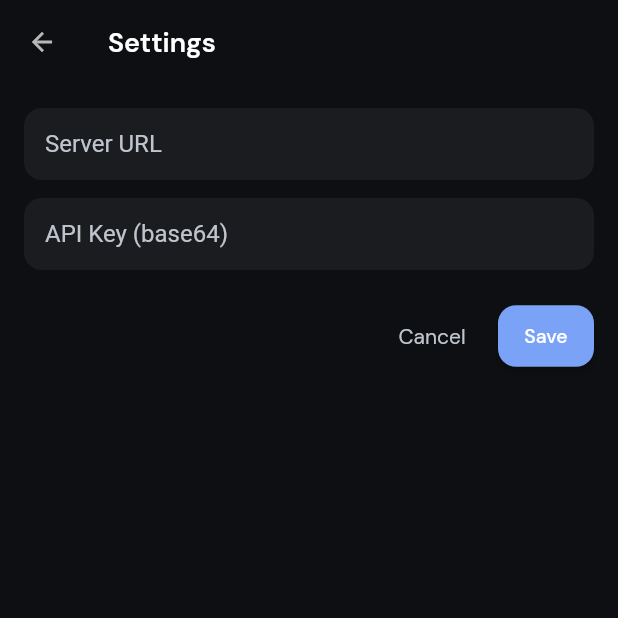
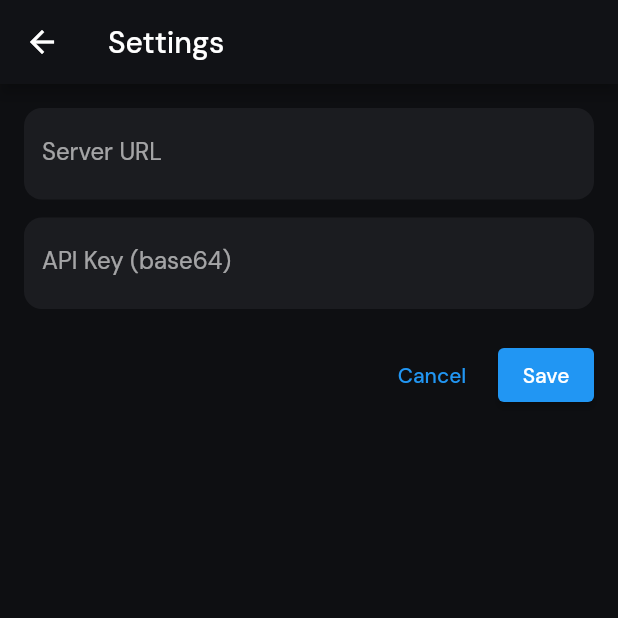
Before and after one commit to AkinAkinbobola/kamimashita, a Flutter app: the screen it shows after launch, after a tap on "Configure", on a phone screen of 412 x 824 dp, the top half of it. Run offline on Flutter 3.47's test engine with Material 3 defaults, Android fonts, the phone set to English and light mode, and no system bars; our stand-ins replace cached_network_image, dio, flutter_riverpod, google_fonts, shared_preferences.

Commit message:
Fix provider and theme issues; make SettingsModel singleton and update callers
Co-authored-by: Copilot <223556219+Copilot@users.noreply.github.com>

```diff
--- a/lib/providers/client_provider.dart
+++ b/lib/providers/client_provider.dart
@@ -5,7 +5,7 @@ import 'settings_provider.dart';
 
 /// Provides a LanraragiClient when settings are valid, otherwise null.
 final lanraragiClientProvider = Provider<LanraragiClient?>((ref) {
-  final settings = ref.watch(settingsProvider);
+  final settings = SettingsModel.instance;
   if (!settings.isValid) return null;
   return LanraragiClient(settings.serverUrl, settings.apiKey);
 });
--- a/lib/providers/providers.dart
+++ b/lib/providers/providers.dart
@@ -1,2 +1,2 @@
 // Central export file for providers used across the app
-export 'settings_provider.dart';\n
+export 'settings_provider.dart';
--- a/lib/providers/settings_provider.dart
+++ b/lib/providers/settings_provider.dart
@@ -1,84 +1,57 @@
-import 'package:flutter/foundation.dart';
+import 'package:flutter/material.dart';
 import 'package:flutter_riverpod/flutter_riverpod.dart';
 import 'package:shared_preferences/shared_preferences.dart';
 
 /// Persisted application settings (server URL and base64 API key).
-@immutable
-class Settings {
-  const Settings({this.serverUrl = '', this.apiKey = ''});
+class SettingsModel extends ChangeNotifier {
+  SettingsModel._internal() {
+    _load();
+  }
 
-  final String serverUrl;
-  final String apiKey; // expected to be base64-encoded string
+  static final SettingsModel instance = SettingsModel._internal();
+
+  String serverUrl = '';
+  String apiKey = '';
 
   bool get isValid => serverUrl.isNotEmpty && apiKey.isNotEmpty;
 
-  Settings copyWith({String? serverUrl, String? apiKey}) {
-    return Settings(
-      serverUrl: serverUrl ?? this.serverUrl,
-      apiKey: apiKey ?? this.apiKey,
-    );
-  }
+  Map<String, String> authHeader() => isValid ? {'Authorization': 'Bearer $apiKey'} : {};
 
-  Map<String, String> authHeader() {
-    if (apiKey.isEmpty) return {};
-    return {'Authorization': 'Bearer $apiKey'};
-  }
-}
-
-const _kServerUrl = 'prefs_server_url';
-const _kApiKey = 'prefs_api_key';
-
-/// StateNotifier that loads/saves Settings to SharedPreferences.
-class SettingsNotifier extends StateNotifier<Settings> {
-  SettingsNotifier() : super(const Settings()) {
-    _load();
-  }
+  static const _kServerUrl = 'prefs_server_url';
+  static const _kApiKey = 'prefs_api_key';
 
   Future<void> _load() async {
     try {
       final sp = await SharedPreferences.getInstance();
-      final url = sp.getString(_kServerUrl) ?? '';
-      final api = sp.getString(_kApiKey) ?? '';
-      state = state.copyWith(serverUrl: url, apiKey: api);
+      serverUrl = sp.getString(_kServerUrl) ?? '';
+      apiKey = sp.getString(_kApiKey) ?? '';
+      notifyListeners();
     } catch (e) {
-      // ignore errors, keep defaults
-      if (kDebugMode) {
-        // ignore: avoid_print
-        print('Failed to load settings: $e');
-      }
+      // ignore
     }
   }
 
   Future<void> update({String? serverUrl, String? apiKey}) async {
-    state = state.copyWith(serverUrl: serverUrl, apiKey: apiKey);
+    if (serverUrl != null) this.serverUrl = serverUrl;
+    if (apiKey != null) this.apiKey = apiKey;
+    notifyListeners();
     try {
       final sp = await SharedPreferences.getInstance();
-      await sp.setString(_kServerUrl, state.serverUrl);
-      await sp.setString(_kApiKey, state.apiKey);
+      await sp.setString(_kServerUrl, this.serverUrl);
+      await sp.setString(_kApiKey, this.apiKey);
     } catch (e) {
-      if (kDebugMode) {
-        // ignore: avoid_print
-        print('Failed to save settings: $e');
-      }
+      // ignore
     }
   }
 
   Future<void> clear() async {
-    state = const Settings();
+    serverUrl = '';
+    apiKey = '';
+    notifyListeners();
     try {
       final sp = await SharedPreferences.getInstance();
       await sp.remove(_kServerUrl);
       await sp.remove(_kApiKey);
-    } catch (e) {
-      if (kDebugMode) {
-        // ignore: avoid_print
-        print('Failed to clear settings: $e');
-      }
-    }
+    } catch (e) {}
   }
 }
-
-/// Public Riverpod provider for settings.
-final settingsProvider = StateNotifierProvider<SettingsNotifier, Settings>((ref) {
-  return SettingsNotifier();
-});
--- a/lib/screens/library_screen.dart
+++ b/lib/screens/library_screen.dart
@@ -47,7 +47,7 @@ class _LibraryScreenState extends ConsumerState<LibraryScreen> {
 
   @override
   Widget build(BuildContext context) {
-    final settings = ref.watch(settingsProvider);
+    final settings = SettingsModel.instance;
     final hasClient = ref.watch(lanraragiClientProvider) != null;
 
     return Scaffold(
--- a/lib/screens/settings_screen.dart
+++ b/lib/screens/settings_screen.dart
@@ -17,7 +17,7 @@ class _SettingsScreenState extends ConsumerState<SettingsScreen> {
   @override
   void initState() {
     super.initState();
-    final s = ref.read(settingsProvider);
+    final s = SettingsModel.instance;
     _urlController.text = s.serverUrl;
     _apiController.text = s.apiKey;
   }
@@ -30,7 +30,7 @@ class _SettingsScreenState extends ConsumerState<SettingsScreen> {
   }
 
   Future<void> _save() async {
-    await ref.read(settingsProvider.notifier).update(serverUrl: _urlController.text.trim(), apiKey: _apiController.text.trim());
+    await SettingsModel.instance.update(serverUrl: _urlController.text.trim(), apiKey: _apiController.text.trim());
     if (mounted) Navigator.of(context).pop();
   }
 
--- a/lib/widgets/theme.dart
+++ b/lib/widgets/theme.dart
@@ -1,111 +1,24 @@
 import 'package:flutter/material.dart';
 import 'package:google_fonts/google_fonts.dart';
 
-/// Minimal, custom ThemeData for a clean and minimal app style.
-/// This avoids Material 3 color scheme defaults and builds the theme from explicit values.
+/// Minimal, compatible ThemeData for a clean and minimal app style.
 class AppTheme {
   AppTheme._();
 
   static ThemeData get clean {
-    // Core palette
-    const background = Color(0xFF0E0F12); // very dark
-    const surface = Color(0xFF111216);
-    const subtle = Color(0xFF1B1C20);
-    const mutedText = Color(0xFFBFC5CC);
-    const accent = Color(0xFF7AA2F7); // soft blue accent
-
-    final baseText = GoogleFonts.dmSansTextTheme(const TextTheme(
-      bodySmall: TextStyle(color: mutedText, fontSize: 12),
-      bodyMedium: TextStyle(color: mutedText, fontSize: 14),
-      bodyLarge: TextStyle(color: mutedText, fontSize: 16),
-      titleLarge: TextStyle(color: Colors.white, fontSize: 18, fontWeight: FontWeight.w600),
-      labelLarge: TextStyle(color: Colors.white70, fontSize: 13, fontWeight: FontWeight.w500),
-    ));
-
+    final baseText = GoogleFonts.dmSansTextTheme(ThemeData.dark().textTheme);
     return ThemeData(
-      // Do not opt into Material 3; keep classic theming behavior
       useMaterial3: false,
       brightness: Brightness.dark,
-      scaffoldBackgroundColor: background,
-      backgroundColor: background,
-      canvasColor: background,
-      cardColor: surface,
-      // Primary colors (explicit, not via ColorScheme)
-      primaryColor: accent,
-      hintColor: mutedText,
-
-      // Typography
+      scaffoldBackgroundColor: const Color(0xFF0E0F12),
+      primaryColor: const Color(0xFF7AA2F7),
+      cardColor: const Color(0xFF111216),
       textTheme: baseText,
-      primaryTextTheme: baseText,
-      // AppBar
-      appBarTheme: AppBarTheme(
-        color: Colors.transparent,
-        elevation: 0,
-        titleTextStyle: baseText.titleLarge?.copyWith(color: Colors.white),
-        iconTheme: const IconThemeData(color: Colors.white70),
-        toolbarTextStyle: baseText.bodyMedium,
-      ),
-
-      // Cards and surfaces
-      cardTheme: CardTheme(
-        color: surface,
-        elevation: 8,
-        shape: RoundedRectangleBorder(borderRadius: BorderRadius.circular(14.0)),
-      ),
-
-      // Buttons
-      elevatedButtonTheme: ElevatedButtonThemeData(
-        style: ElevatedButton.styleFrom(
-          backgroundColor: accent,
-          foregroundColor: Colors.white,
-          elevation: 2,
-          shape: RoundedRectangleBorder(borderRadius: BorderRadius.circular(12)),
-          padding: const EdgeInsets.symmetric(vertical: 12, horizontal: 16),
-          textStyle: baseText.labelLarge,
-        ),
-      ),
-      textButtonTheme: TextButtonThemeData(
-        style: TextButton.styleFrom(foregroundColor: mutedText, textStyle: baseText.bodyMedium),
-      ),
-
-      // Inputs
       inputDecorationTheme: InputDecorationTheme(
         filled: true,
-        fillColor: subtle,
-        hintStyle: TextStyle(color: mutedText.withOpacity(0.7)),
-        border: OutlineInputBorder(borderSide: BorderSide.none, borderRadius: BorderRadius.circular(12)),
-        contentPadding: const EdgeInsets.symmetric(vertical: 12, horizontal: 14),
+        fillColor: const Color(0xFF1B1C20),
+        border: OutlineInputBorder(borderRadius: BorderRadius.circular(12), borderSide: BorderSide.none),
       ),
-
-      // Chips
-      chipTheme: ChipThemeData(
-        backgroundColor: subtle,
-        selectedColor: accent.withOpacity(0.14),
-        labelStyle: baseText.bodySmall!.copyWith(color: Colors.white70),
-        padding: const EdgeInsets.symmetric(horizontal: 10, vertical: 6),
-        shape: RoundedRectangleBorder(borderRadius: BorderRadius.circular(999)),
-        secondaryLabelStyle: baseText.bodySmall!.copyWith(color: Colors.white70),
-        brightness: Brightness.dark,
-      ),
-
-      // Icons
-      iconTheme: const IconThemeData(color: Colors.white70, size: 20),
-
-      // Bottom app bar / navigation
-      bottomAppBarTheme: const BottomAppBarTheme(color: Color(0x00111116)),
-
-      // Dialogs
-      dialogTheme: DialogTheme(
-        backgroundColor: surface,
-        shape: RoundedRectangleBorder(borderRadius: BorderRadius.circular(12)),
-        titleTextStyle: baseText.titleLarge?.copyWith(color: Colors.white),
-        contentTextStyle: baseText.bodyMedium,
-      ),
-
-      // Misc
-      dividerColor: Colors.white10,
-      focusColor: accent.withOpacity(0.2),
-      hoverColor: Colors.white10,
     );
   }
 }
```
Also changed, not shown: pubspec.lock, 5 other files.
